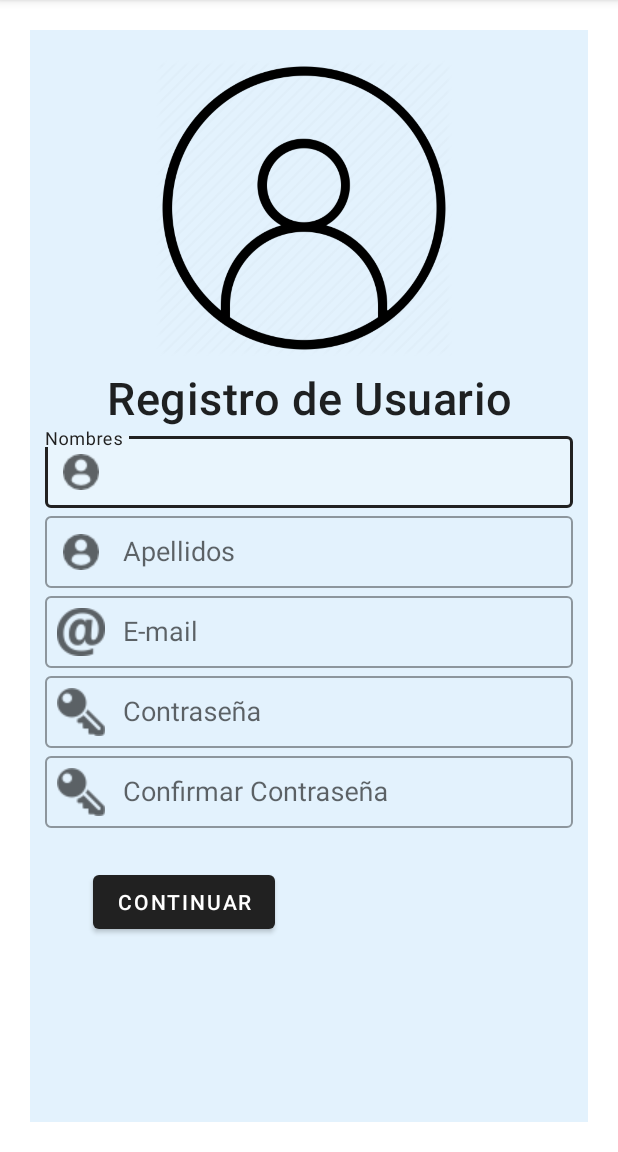
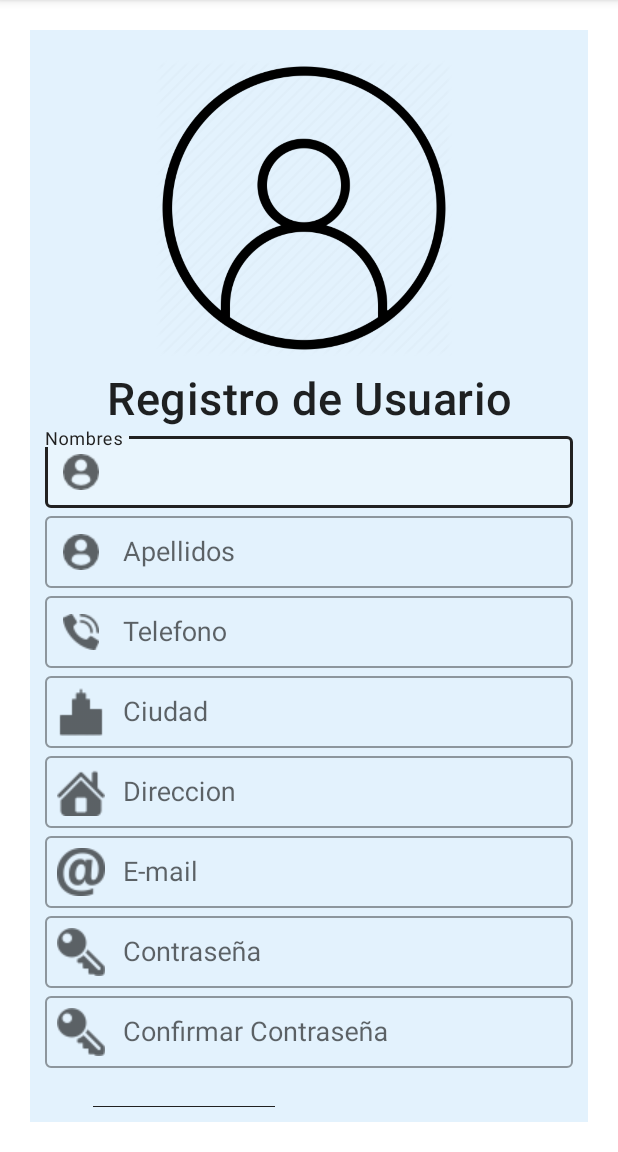
Before and after one commit to GhostHunter13/BuscandoHogar, an Android app: the RegistrarDatosActivity screen opened directly, with no data from a screen before it, on a phone screen of 412 x 824 dp, the part 84-1236 px from its top. Run offline under Robolectric (Android 15) with nearby library versions, the phone set to English and light mode, and no system bars; our stand-ins replace Firebase (no records; nobody signed in at launch, a user with empty details on screens opened directly).

Commit message:
Agregue datos al registrodedatos

```diff
--- a/app/src/main/java/com/example/buscandohogar/RegistrarDatosActivity.java
+++ b/app/src/main/java/com/example/buscandohogar/RegistrarDatosActivity.java
@@ -29,6 +29,9 @@ public class RegistrarDatosActivity extends AppCompatActivity {
 
     private TextInputLayout txtNombres;
     private TextInputLayout txtApellidos;
+    private TextInputLayout txtTelefono;
+    private TextInputLayout txtCiudad;
+    private TextInputLayout txtDireccion;
     private TextInputLayout txtEmail;
     private TextInputLayout txtContraseña;
     private TextInputLayout txtConfirmarContraseña;
@@ -38,6 +41,9 @@ public class RegistrarDatosActivity extends AppCompatActivity {
 
     private String nombres = "";
     private String apellidos = "";
+    private String telefono = "";
+    private String ciudad = "";
+    private String direccion = "";
     private String email = "";
     private String contraseña = "";
     private String confirmarcontraseña = "";
@@ -55,6 +61,9 @@ public class RegistrarDatosActivity extends AppCompatActivity {
 
         txtNombres = findViewById(R.id.txtNombres);
         txtApellidos = findViewById(R.id.txtApellidos);
+        txtTelefono = findViewById(R.id.txtTel);
+        txtCiudad = findViewById(R.id.txtCiudad);
+        txtDireccion = findViewById(R.id.txtDireccion);
         txtEmail = findViewById(R.id.txtEmail);
         txtContraseña = findViewById(R.id.txtContraseña);
         txtConfirmarContraseña = findViewById(R.id.txtConfirmarContraseña);
@@ -65,12 +74,15 @@ public class RegistrarDatosActivity extends AppCompatActivity {
             public void onClick(View v) {
                 nombres = txtNombres.getEditText().getText().toString();
                 apellidos = txtApellidos.getEditText().getText().toString();
+                telefono = txtTelefono.getEditText().getText().toString();
+                ciudad = txtCiudad.getEditText().getText().toString();
+                direccion = txtDireccion.getEditText().getText().toString();
                 email = txtEmail.getEditText().getText().toString();
                 contraseña = txtContraseña.getEditText().getText().toString();
                 confirmarcontraseña = txtConfirmarContraseña.getEditText().getText().toString();
 
 
-                if (!nombres.isEmpty() && !apellidos.isEmpty() && !email.isEmpty() && !contraseña.isEmpty() && !confirmarcontraseña.isEmpty()) {
+                if (!nombres.isEmpty() && !apellidos.isEmpty() && !telefono.isEmpty() && !ciudad.isEmpty() && !direccion.isEmpty() && !email.isEmpty() && !contraseña.isEmpty() && !confirmarcontraseña.isEmpty()) {
 
                     if (contraseña.length() >= 8){
                         registerUser();
@@ -93,6 +105,9 @@ public class RegistrarDatosActivity extends AppCompatActivity {
         User user = new User();
         user.setName(nombres);
         user.setLastname(apellidos);
+        user.setPhone(telefono);
+        user.setCity(ciudad);
+        user.setAddress(direccion);
         user.setEmail(email);
         user.setPassword(contraseña);
 
--- a/app/src/main/java/com/example/buscandohogar/classes/User.java
+++ b/app/src/main/java/com/example/buscandohogar/classes/User.java
@@ -80,7 +80,7 @@ public class User {
         return phone;
     }
 
-    public void setPhone(int phone) {
+    public void setPhone(String phone) {
         this.phone = phone;
     }
 
--- a/app/src/main/res/layout/activity_registrar_datos.xml
+++ b/app/src/main/res/layout/activity_registrar_datos.xml
@@ -76,6 +76,54 @@
 
             </com.google.android.material.textfield.TextInputLayout>
 
+        <com.google.android.material.textfield.TextInputLayout
+            android:id="@+id/txtTel"
+            style="@style/Widget.MaterialComponents.TextInputLayout.OutlinedBox"
+            android:layout_width="match_parent"
+            android:layout_height="wrap_content"
+            android:hint="Telefono"
+            android:layout_centerHorizontal="true"
+            android:layout_below="@id/txtApellidos"
+            app:startIconDrawable="@drawable/phone">
+
+            <AutoCompleteTextView
+                android:layout_width="match_parent"
+                android:layout_height="wrap_content"
+                android:inputType="none" />
+        </com.google.android.material.textfield.TextInputLayout>
+
+        <com.google.android.material.textfield.TextInputLayout
+            android:id="@+id/txtCiudad"
+            style="@style/Widget.MaterialComponents.TextInputLayout.OutlinedBox"
+            android:layout_width="match_parent"
+            android:layout_height="wrap_content"
+            android:hint="Ciudad"
+            android:layout_centerHorizontal="true"
+            android:layout_below="@id/txtTel"
+            app:startIconDrawable="@drawable/ciudad">
+
+            <AutoCompleteTextView
+                android:layout_width="match_parent"
+                android:layout_height="wrap_content"
+                android:inputType="none" />
+        </com.google.android.material.textfield.TextInputLayout>
+
+        <com.google.android.material.textfield.TextInputLayout
+            android:id="@+id/txtDireccion"
+            style="@style/Widget.MaterialComponents.TextInputLayout.OutlinedBox"
+            android:layout_width="match_parent"
+            android:layout_height="wrap_content"
+            android:hint="Direccion"
+            android:layout_centerHorizontal="true"
+            android:layout_below="@id/txtTel"
+            app:startIconDrawable="@drawable/direccioncasa">
+
+            <AutoCompleteTextView
+                android:layout_width="match_parent"
+                android:layout_height="wrap_content"
+                android:inputType="none" />
+        </com.google.android.material.textfield.TextInputLayout>
+
             <com.google.android.material.textfield.TextInputLayout
                 android:id="@+id/txtEmail"
                 style="@style/Widget.MaterialComponents.TextInputLayout.OutlinedBox"
```
Also changed, not shown: app/src/main/res/drawable/ciudad.png (added), app/src/main/res/drawable/direccioncasa.png (added).
